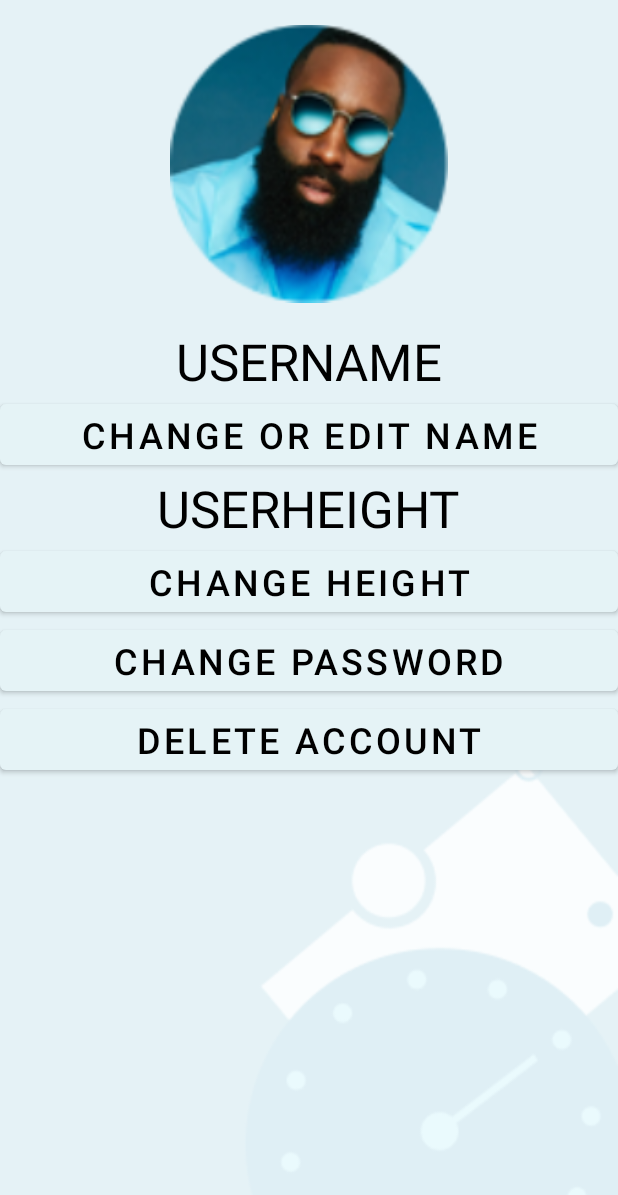
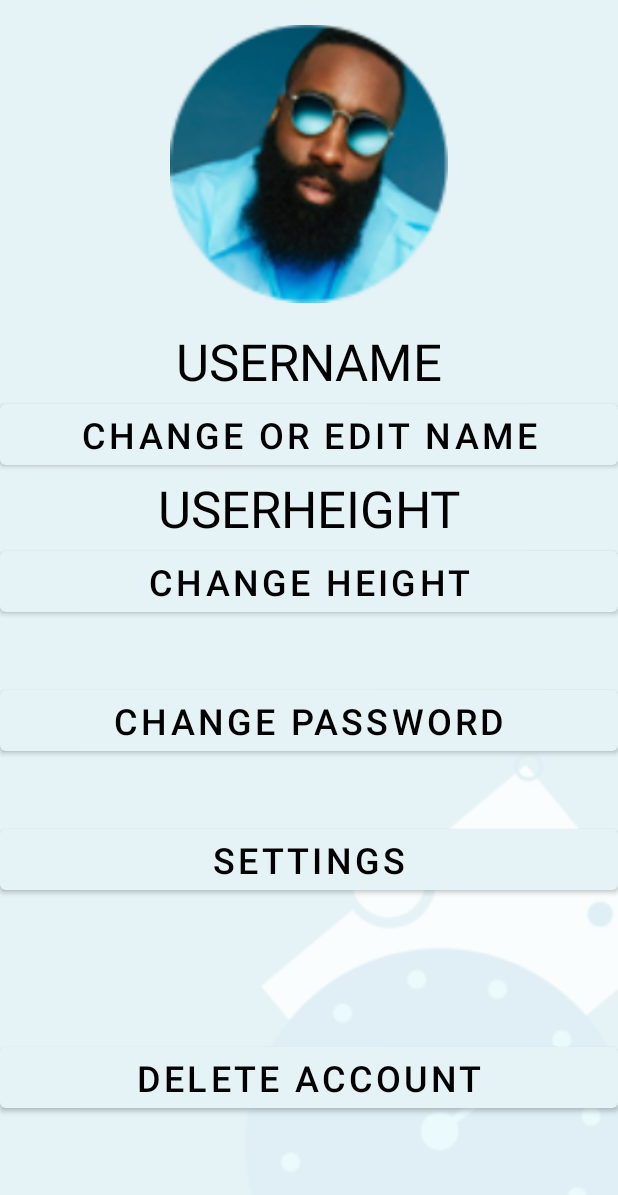
Before and after one commit to Huyenhuynhh/RealNum, an Android app: the ProfileActivity screen opened directly, with no data from a screen before it, on a phone screen of 412 x 824 dp, the part 41-1236 px from its top. Run offline under Robolectric (Android 15) with nearby library versions, the phone set to English and light mode, and no system bars.

Commit message:
Updated Profile Screen layout Corrected input types on signup screen (textPhone,textEmail, textPassword) Changed strings on signup screen to declared string variables Added AccountManager to manifest

```diff
--- a/app/src/main/AndroidManifest.xml
+++ b/app/src/main/AndroidManifest.xml
@@ -1,7 +1,8 @@
 <?xml version="1.0" encoding="utf-8"?>
 <manifest xmlns:android="http://schemas.android.com/apk/res/android"
     package="com.example.login">
-
+    <uses-permission
+        android:name="android.permission.GET_ACCOUNTS" />
     <application
         android:allowBackup="true"
         android:icon="@mipmap/ic_launcher"
--- a/app/src/main/java/com/example/login/SignUpActivity.java
+++ b/app/src/main/java/com/example/login/SignUpActivity.java
@@ -13,8 +13,8 @@ public class SignUpActivity extends AppCompatActivity {
     protected void onCreate(Bundle savedInstanceState) {
         super.onCreate(savedInstanceState);
         setContentView(R.layout.activity_sign_up);
-        password=findViewById(R.id.tpassword);
-        email=findViewById(R.id.temail);
+        password=findViewById(R.id.input_password);
+        email=findViewById(R.id.input_email_phone);
     }
 
     public void createAccount(View view) {
--- a/app/src/main/res/layout/activity_profile.xml
+++ b/app/src/main/res/layout/activity_profile.xml
@@ -57,7 +57,6 @@
         android:textColor="@color/black"
         android:textSize="34sp"
         app:layout_constraintEnd_toEndOf="parent"
-        app:layout_constraintHorizontal_bias="0.498"
         app:layout_constraintStart_toStartOf="parent"
         app:layout_constraintTop_toBottomOf="@+id/button_change_user_name" />
 
@@ -76,6 +75,7 @@
         android:id="@+id/button_change_password"
         android:layout_width="0dp"
         android:layout_height="wrap_content"
+        android:layout_marginTop="40dp"
         android:text="@string/button_change_password"
         android:textColor="@color/black"
         android:textSize="24sp"
@@ -85,14 +85,31 @@
         app:layout_constraintTop_toBottomOf="@+id/button_change_user_height" />
 
     <Button
+        android:id="@+id/button_settings"
+        android:layout_width="0dp"
+        android:layout_height="wrap_content"
+        android:layout_marginTop="40dp"
+        android:text="@string/button_settings"
+        android:textColor="@color/black"
+        android:textSize="24sp"
+        app:layout_constraintEnd_toEndOf="parent"
+        app:layout_constraintHorizontal_bias="0.0"
+        app:layout_constraintStart_toStartOf="parent"
+        app:layout_constraintTop_toBottomOf="@+id/button_change_password" />
+
+    <Button
         android:id="@+id/button_delete_account"
         android:layout_width="0dp"
         android:layout_height="wrap_content"
+        android:layout_marginTop="40dp"
         android:text="@string/button_delete_account"
         android:textColor="@color/black"
         android:textSize="24sp"
+        app:layout_constraintBottom_toBottomOf="parent"
         app:layout_constraintEnd_toEndOf="parent"
+        app:layout_constraintHorizontal_bias="1.0"
         app:layout_constraintStart_toStartOf="parent"
-        app:layout_constraintTop_toBottomOf="@+id/button_change_password" />
+        app:layout_constraintTop_toBottomOf="@+id/button_settings" />
+
 
 </androidx.constraintlayout.widget.ConstraintLayout>
--- a/app/src/main/res/values/strings.xml
+++ b/app/src/main/res/values/strings.xml
@@ -27,5 +27,10 @@
     <string name="button_delete_account">Delete Account</string>
     <string name="user_height">USERHEIGHT</string>
     <string name="button_change_user_height">Change Height</string>
+    <string name="button_settings">Settings</string>
+    <string name="create_account">Create Account</string>
+    <string name="email_address_or_phone_number">Email address or phone number</string>
+    <string name="password">Password</string>
+    <string name="profile_activity_label">Profile Activity</string>
 
 </resources>
```
Also changed, not shown: app/src/main/res/layout/activity_main.xml (+6 -6 lines), app/src/main/res/layout/activity_sign_up.xml (+26 -26 lines), app/src/main/res/drawable/border_radius.xml (renamed from app/src/main/res/drawable/border_radious.xml).
